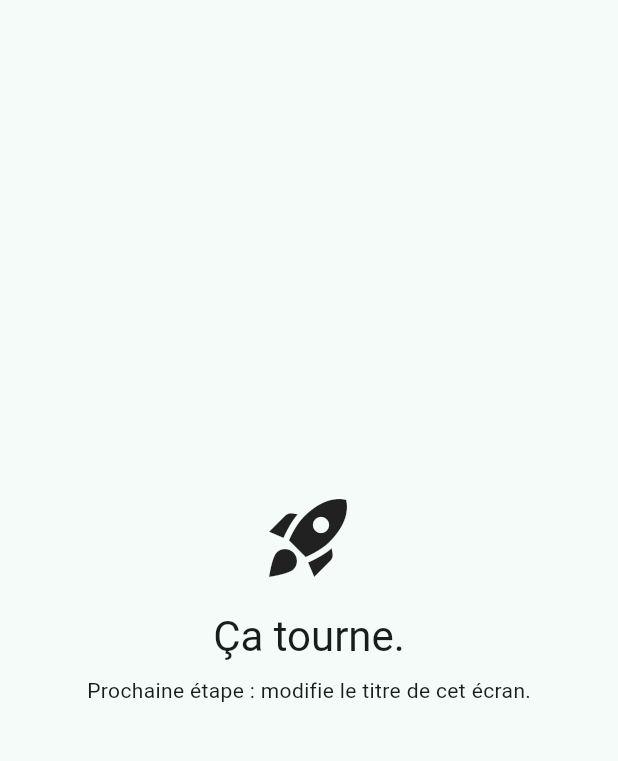
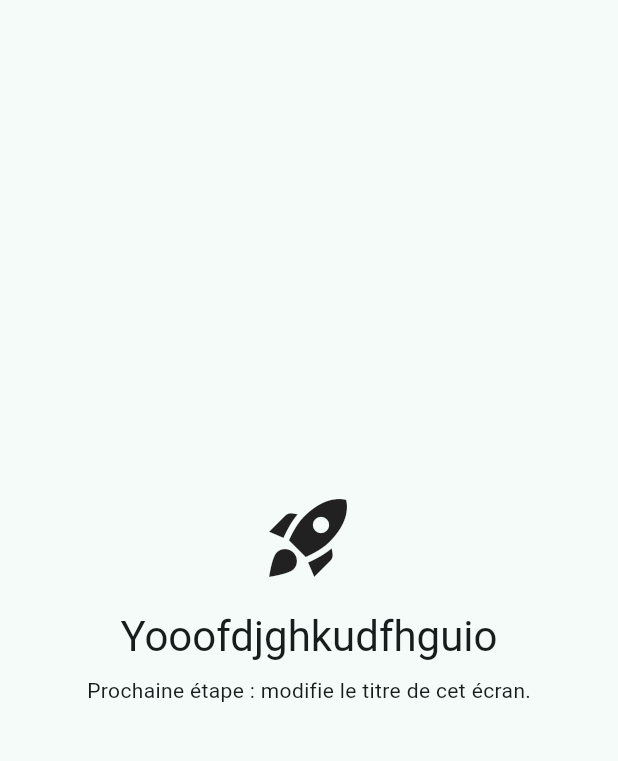
Before and after one commit to ThomasFT3721/Cours-MDS, a Flutter app: the screen it shows after launch, on a phone screen of 412 x 824 dp, the part 63-824 px from its top. Run offline on Flutter 3.47's test engine with Material 3 defaults, Android fonts, the phone set to English and light mode, and no system bars; our stand-ins replace flutter_riverpod.

```diff
--- /dev/null
+++ b/m2-dfs/apps-mobiles-iot/starter_mobile_iot/devtools_options.yaml
@@ -0,0 +1,3 @@
+description: This file stores settings for Dart & Flutter DevTools.
+documentation: https://docs.flutter.dev/tools/devtools/extensions#configure-extension-enablement-states
+extensions:
--- a/m2-dfs/apps-mobiles-iot/starter_mobile_iot/lib/ecrans/accueil.dart
+++ b/m2-dfs/apps-mobiles-iot/starter_mobile_iot/lib/ecrans/accueil.dart
@@ -17,10 +17,7 @@ class EcranAccueil extends StatelessWidget {
           children: [
             const Icon(Icons.rocket_launch, size: 64),
             const SizedBox(height: 16),
-            Text(
-              'Ça tourne.',
-              style: Theme.of(context).textTheme.headlineMedium,
-            ),
+            Text('Yooofdjghkudfhguio', style: Theme.of(context).textTheme.headlineMedium),
             const SizedBox(height: 8),
             const Text('Prochaine étape : modifie le titre de cet écran.'),
           ],
```
Also changed, not shown: 4 other files.
